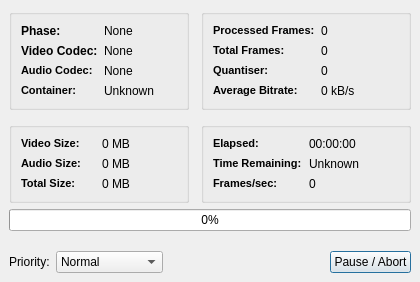
Qt form branches/avidemux_2.4_branch/avidemux/ADM_userInterfaces/ADM_QT4/ADM_dialog/encoding.ui (BackupTheBerlios/avidemux-svn) before a commit.
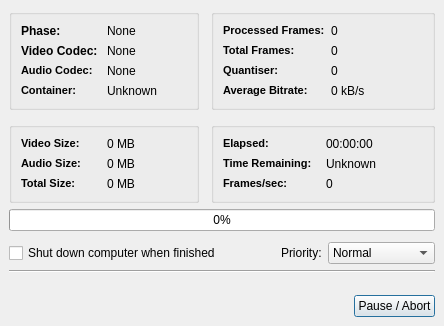
The same form after that commit.

Commit message: shutdown support for Qt4

```diff
--- a/branches/avidemux_2.4_branch/avidemux/ADM_userInterfaces/ADM_QT4/ADM_dialog/encoding.ui
+++ b/branches/avidemux_2.4_branch/avidemux/ADM_userInterfaces/ADM_QT4/ADM_dialog/encoding.ui
@@ -5,8 +5,8 @@
    <rect>
     <x>0</x>
     <y>0</y>
-    <width>412</width>
-    <height>277</height>
+    <width>444</width>
+    <height>326</height>
    </rect>
   </property>
   <property name="windowTitle" >
@@ -20,6 +20,14 @@
     <number>6</number>
    </property>
    <item>
+    <layout class="QVBoxLayout" >
+     <property name="margin" >
+      <number>0</number>
+     </property>
+     <property name="spacing" >
+      <number>6</number>
+     </property>
+     <item>
     <layout class="QGridLayout" >
      <property name="margin" >
       <number>0</number>
@@ -39,7 +47,7 @@
        </property>
        <property name="minimumSize" >
         <size>
-         <width>180</width>
+           <width>190</width>
          <height>0</height>
         </size>
        </property>
@@ -396,13 +404,18 @@
     </layout>
    </item>
    <item>
-    <layout class="QVBoxLayout" >
-     <property name="margin" >
-      <number>0</number>
-     </property>
-     <property name="spacing" >
-      <number>20</number>
-     </property>
+      <spacer>
+       <property name="orientation" >
+        <enum>Qt::Vertical</enum>
+       </property>
+       <property name="sizeHint" >
+        <size>
+         <width>20</width>
+         <height>6</height>
+        </size>
+       </property>
+      </spacer>
+     </item>
      <item>
       <widget class="QProgressBar" name="progressBar" >
        <property name="value" >
@@ -413,6 +426,19 @@
        </property>
       </widget>
      </item>
+     <item>
+      <spacer>
+       <property name="orientation" >
+        <enum>Qt::Vertical</enum>
+       </property>
+       <property name="sizeHint" >
+        <size>
+         <width>20</width>
+         <height>10</height>
+        </size>
+       </property>
+      </spacer>
+     </item>
      <item>
       <layout class="QHBoxLayout" >
        <property name="margin" >
@@ -421,6 +447,26 @@
        <property name="spacing" >
         <number>6</number>
        </property>
+       <item>
+        <widget class="QCheckBox" name="checkBoxShutdown" >
+         <property name="text" >
+          <string>Shut down computer when finished</string>
+         </property>
+        </widget>
+       </item>
+       <item>
+        <spacer>
+         <property name="orientation" >
+          <enum>Qt::Horizontal</enum>
+         </property>
+         <property name="sizeHint" >
+          <size>
+           <width>40</width>
+           <height>20</height>
+          </size>
+         </property>
+        </spacer>
+       </item>
        <item>
         <widget class="QLabel" name="label" >
          <property name="text" >
@@ -460,6 +506,59 @@
          </item>
         </widget>
        </item>
+      </layout>
+     </item>
+     <item>
+      <layout class="QVBoxLayout" >
+       <property name="margin" >
+        <number>0</number>
+       </property>
+       <property name="spacing" >
+        <number>6</number>
+       </property>
+       <item>
+        <spacer>
+         <property name="orientation" >
+          <enum>Qt::Vertical</enum>
+         </property>
+         <property name="sizeHint" >
+          <size>
+           <width>20</width>
+           <height>2</height>
+          </size>
+         </property>
+        </spacer>
+       </item>
+       <item>
+        <widget class="Line" name="line" >
+         <property name="orientation" >
+          <enum>Qt::Horizontal</enum>
+         </property>
+        </widget>
+       </item>
+       <item>
+        <spacer>
+         <property name="orientation" >
+          <enum>Qt::Vertical</enum>
+         </property>
+         <property name="sizeHint" >
+          <size>
+           <width>20</width>
+           <height>20</height>
+          </size>
+         </property>
+        </spacer>
+       </item>
+      </layout>
+     </item>
+     <item>
+      <layout class="QHBoxLayout" >
+       <property name="margin" >
+        <number>0</number>
+       </property>
+       <property name="spacing" >
+        <number>6</number>
+       </property>
        <item>
         <spacer>
          <property name="orientation" >
```
Left out of the diff: 1 changed line with no effect on the pictures. Lines whose indentation alone changed are shown as unchanged. The commit also changes 2 other files.
